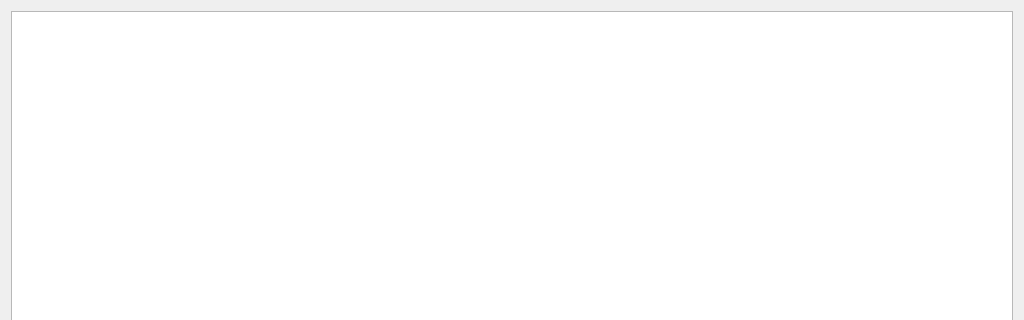
This is listkd.ui in YakSid/KDC_RSREU as Qt 5 draws it before an edit; both pictures show x 0 to 1024 and y 0 to 320 of the 1024 by 574 pixel window. The edited form follows.
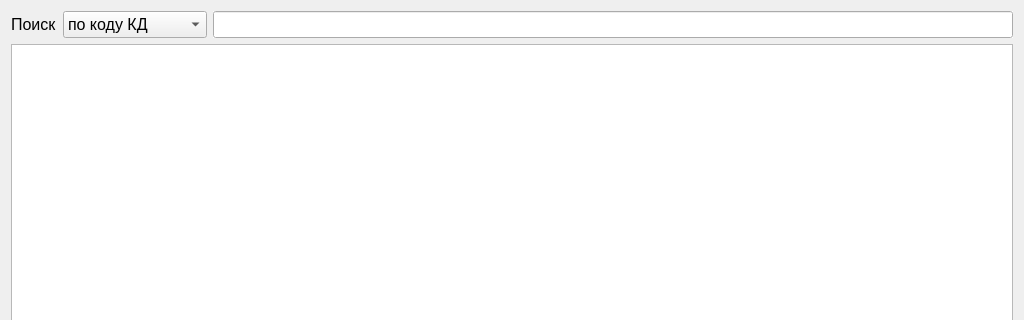
This is the edited form. Icons and pictures are not drawn.

Diff of the .ui file:
```diff
--- a/listkd.ui
+++ b/listkd.ui
@@ -24,6 +24,47 @@
   </property>
   <layout class="QGridLayout" name="gridLayout">
    <item row="0" column="0">
+    <layout class="QHBoxLayout" name="horizontalLayout_2">
+     <item>
+      <widget class="QLabel" name="label_2">
+       <property name="text">
+        <string>Поиск</string>
+       </property>
+      </widget>
+     </item>
+     <item>
+      <widget class="QComboBox" name="cmb_search">
+       <property name="minimumSize">
+        <size>
+         <width>131</width>
+         <height>0</height>
+        </size>
+       </property>
+       <item>
+        <property name="text">
+         <string>по коду КД</string>
+        </property>
+       </item>
+       <item>
+        <property name="text">
+         <string>по учреждению</string>
+        </property>
+       </item>
+      </widget>
+     </item>
+     <item>
+      <widget class="QLineEdit" name="ln_search">
+       <property name="autoFillBackground">
+        <bool>true</bool>
+       </property>
+       <property name="clearButtonEnabled">
+        <bool>true</bool>
+       </property>
+      </widget>
+     </item>
+    </layout>
+   </item>
+   <item row="1" column="0">
     <widget class="QTableView" name="tableView">
      <property name="font">
       <font>
@@ -68,7 +109,7 @@
      </attribute>
     </widget>
    </item>
-   <item row="1" column="0">
+   <item row="2" column="0">
     <layout class="QHBoxLayout" name="horizontalLayout">
      <item>
       <widget class="QLabel" name="label">
```
